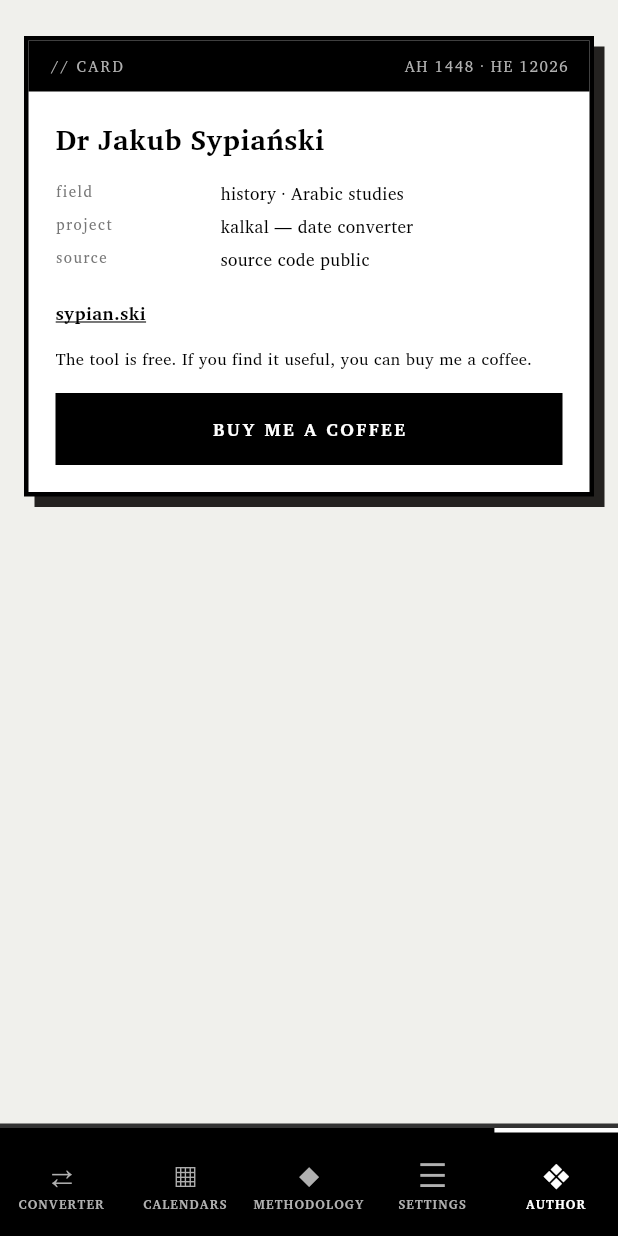
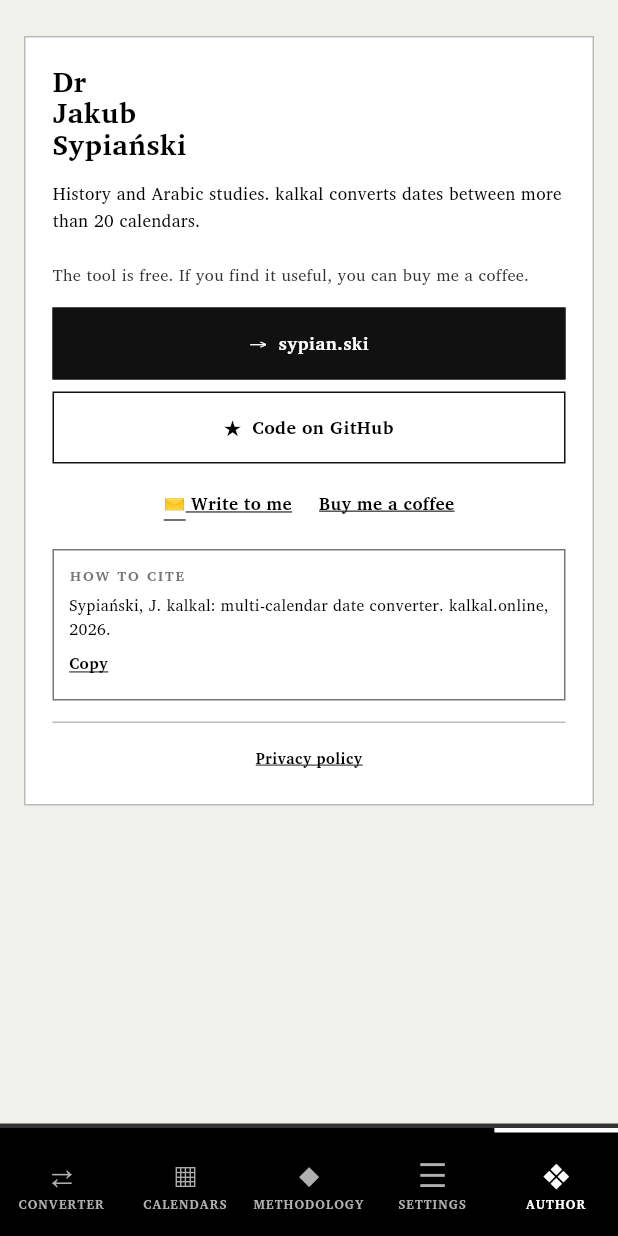
Before and after one commit to sypianski/kalkal, a Flutter app: the screen it shows after launch, item 5 of the bottom bar chosen, on a phone screen of 412 x 824 dp. Run offline on Flutter 3.47's test engine with Material 3 defaults, Android fonts, the phone set to English and light mode, and no system bars; our stand-ins replace shared_preferences; Roboto replaces fonts that are missing (NotoSansMono).

Commit message:
feat(web): Author page as quiet two-column card with GitHub button, cite box, privacy link (TASK-9)
Bio sentence replaces the data table, no band, links as one primary button
plus GitHub button and text links. Star count comes from stars.json written
by the deploy workflow, so visitors never contact GitHub. Missing email
translation fixed. Flutter AboutScreen mirrors the page (no star count).
Cache bumped to v49.

Co-Authored-By: Claude Sonnet 5.5 <noreply@anthropic.com>

```diff
--- a/flutter_app/lib/i18n/pages_i18n.dart
+++ b/flutter_app/lib/i18n/pages_i18n.dart
@@ -67,7 +67,9 @@ class PagesI18n {
       'methPageTitle': 'Methodology',
       'methPageSubtitle': 'How kalkal was built, how it calculates, and how it is verified',
       'backToConverter': 'Back to converter',
-      'formulaLabel': 'Formula',
+      'formulaLabel': 'Formula and code',
+      'tocTitle': 'Contents',
+      'settingsExample': 'Example: 1 {m} 8 AH, Julian date',
       'sourceLabel': 'Algorithm source',
       'methIntro': 'kalkal is a zero-dependency, client-side date converter built entirely with arithmetic algorithms. All conversions are deterministic, reproducible, and independently verifiable.',
     },
@@ -79,7 +81,9 @@ class PagesI18n {
       'methPageTitle': 'Metodologia',
       'methPageSubtitle': 'Jak zbudowano kalkal, jak oblicza i jak jest weryfikowany',
       'backToConverter': 'Powrót do konwertera',
-      'formulaLabel': 'Formuła',
+      'formulaLabel': 'Formuła i kod',
+      'tocTitle': 'Spis treści',
+      'settingsExample': 'Przykład: 1 {m} 8 AH, data juliańska',
       'sourceLabel': 'Źródło algorytmu',
       'methIntro': 'kalkal to konwerter dat działający w przeglądarce, bez zależności, oparty wyłącznie na algorytmach arytmetycznych. Wszystkie konwersje są deterministyczne, powtarzalne i niezależnie weryfikowalne.',
     },
@@ -91,7 +95,9 @@ class PagesI18n {
       'methPageTitle': 'Metodologio',
       'methPageSubtitle': 'Kiel kalkal estas konstruita, kiel ĝi kalkulas, kaj kiel ĝi estas validata',
       'backToConverter': 'Reen al konvertilo',
-      'formulaLabel': 'Formulo',
+      'formulaLabel': 'Formulo kaj kodo',
+      'tocTitle': 'Enhavo',
+      'settingsExample': 'Ekzemplo: 1-a de {m} 8 AH, julia dato',
       'sourceLabel': 'Algoritma fonto',
       'methIntro': 'kalkal estas sendependa, retumil-bazita datkonvertilo konstruita tute per aritmetikaj algoritmoj. Ĉiuj konvertoj estas determinismaj, ripeteblaj kaj sendepende kontroleblaj.',
     },
@@ -126,42 +132,45 @@ class PagesI18n {
   static const Map<String, Map<String, String>> about = {
     'en': {
       'title': 'kalkal — Author',
-      'bandCode': '// CARD',
       'namePrefix': 'Dr',
-      'fieldLabel': 'field',
-      'fieldValue': 'history · Arabic studies',
-      'projectLabel': 'project',
-      'projectValue': 'kalkal — date converter',
-      'licenseLabel': 'source',
-      'licenseValue': 'source code public',
+      'bio': 'History and Arabic studies. kalkal converts dates between more than 20 calendars.',
       'note': 'The tool is free. If you find it useful, you can buy me a coffee.',
       'kofi': 'Buy me a coffee',
+      'email': 'Write to me',
+      'github': 'Code on GitHub',
+      'citeTitle': 'How to cite',
+      'citeText': 'Sypiański, J. kalkal: multi-calendar date converter. kalkal.online, 2026.',
+      'citeCopy': 'Copy',
+      'citeCopied': 'Copied',
+      'privacy': 'Privacy policy',
     },
     'pl': {
       'title': 'kalkal — Autor',
-      'bandCode': '// KARTO',
       'namePrefix': 'dr',
-      'fieldLabel': 'dziedzina',
-      'fieldValue': 'historia · arabistyka',
-      'projectLabel': 'projekt',
-      'projectValue': 'kalkal — konwerter dat',
-      'licenseLabel': 'kod źródłowy',
-      'licenseValue': 'publicznie dostępny',
+      'bio': 'Historia i arabistyka. kalkal przelicza daty między ponad 20 kalendarzami.',
       'note': 'Narzędzie jest bezpłatne. Jeśli ci się przydaje, możesz postawić mi kawę.',
       'kofi': 'Postaw mi kawę',
+      'email': 'Napisz do mnie',
+      'github': 'Kod na GitHubie',
+      'citeTitle': 'Jak cytować',
+      'citeText': 'Sypiański, J. kalkal: konwerter dat między kalendarzami. kalkal.online, 2026.',
+      'citeCopy': 'Kopiuj',
+      'citeCopied': 'Skopiowano',
+      'privacy': 'Polityka prywatności',
     },
     'eo': {
       'title': 'kalkal — Aŭtoro',
-      'bandCode': '// KARTO',
       'namePrefix': 'd-ro',
-      'fieldLabel': 'fako',
-      'fieldValue': 'historio · arabistiko',
-      'projectLabel': 'projekto',
-      'projectValue': 'kalkal — datokonvertilo',
-      'licenseLabel': 'fontkodo',
-      'licenseValue': 'publike disponebla',
+      'bio': 'Historio kaj arabistiko. kalkal konvertas datojn inter pli ol 20 kalendaroj.',
       'note': 'La ilo estas senpaga. Se ĝi utilas al vi, vi povas regali min per kafo.',
       'kofi': 'Regalu min per kafo',
+      'email': 'Skribu al mi',
+      'github': 'Kodo en GitHub',
+      'citeTitle': 'Kiel citi',
+      'citeText': 'Sypiański, J. kalkal: datokonvertilo inter kalendaroj. kalkal.online, 2026.',
+      'citeCopy': 'Kopii',
+      'citeCopied': 'Kopiite',
+      'privacy': 'Privateca politiko',
     },
   };
 
--- a/flutter_app/lib/ui/pages_screens.dart
+++ b/flutter_app/lib/ui/pages_screens.dart
@@ -2,10 +2,9 @@
 
 import 'package:flutter/foundation.dart';
 import 'package:flutter/material.dart';
+import 'package:flutter/services.dart';
 import 'package:url_launcher/url_launcher.dart';
 
-import '../engine/cal.dart';
-import '../engine/registry.dart';
 import '../i18n/i18n.dart';
 import '../i18n/pages_i18n.dart';
 import 'tokens.dart';
@@ -399,22 +398,26 @@ class _MethSection extends StatelessWidget {
 }
 
 // ---------------------------------------------------------------------------
-// About page — colophon card.
+// About page — quiet author card (TASK-9, mirrors about.html).
+// The GitHub button has no star count here: the app works offline and the
+// privacy policy promises no network requests of its own.
 // ---------------------------------------------------------------------------
 
 class AboutScreen extends StatelessWidget {
   final String lang;
   const AboutScreen({super.key, required this.lang});
 
+  static const _kodeUrl = 'https://github.com/sypianski/kalkal';
+
+  void _open(String url) =>
+      launchUrl(Uri.parse(url), mode: LaunchMode.externalApplication);
+
   @override
   Widget build(BuildContext context) {
     String a(String k) => PagesI18n.aboutT(lang, k);
-    // #colophon-stamp — today's date in AH and HE, filled by about.html JS.
-    final now = DateTime.now();
-    final jd = Cal.civilToJD(now.year, now.month, now.day);
-    final ah = kWebCalendars['hijri']!.fromJD(jd);
-    final he = kWebCalendars['human']!.fromJD(jd);
-    final stamp = 'AH ${ah.year} · HE ${he.year}';
+    // App Store review rejects external donation links in native iOS builds;
+    // web and Android keep it.
+    final showKofi = kIsWeb || defaultTargetPlatform != TargetPlatform.iOS;
 
     return ListView(
       padding: const EdgeInsets.fromLTRB(16, 24, 16, 24),
@@ -423,79 +426,50 @@ class AboutScreen extends StatelessWidget {
           child: ConstrainedBox(
             constraints: const BoxConstraints(maxWidth: 460),
             child: Container(
-              decoration: slabDecoration(border: kBorderResult, shadow: 7),
+              decoration: BoxDecoration(
+                color: kSurface,
+                border: Border.all(color: kInk300, width: 1),
+              ),
+              padding: const EdgeInsets.all(18),
               child: Column(
                 crossAxisAlignment: CrossAxisAlignment.stretch,
                 children: [
-                  // Band.
-                  Container(
-                    color: kInk,
-                    padding: const EdgeInsets.symmetric(
-                        horizontal: 14, vertical: 10),
-                    child: Row(
-                      mainAxisAlignment: MainAxisAlignment.spaceBetween,
-                      children: [
-                        Text(a('bandCode'),
-                            style: mono(10,
-                                color: kNavText, letterSpacing: 1.5)),
-                        Text(stamp,
-                            style: mono(10,
-                                color: kNavText, letterSpacing: 1)),
-                      ],
-                    ),
+                  Text('${a('namePrefix')}\nJakub\nSypiański',
+                      style: mono(19, weight: FontWeight.w700, height: 1.1)),
+                  const SizedBox(height: 14),
+                  Text(a('bio'), style: mono(11.5, height: 1.55)),
+                  const SizedBox(height: 18),
+                  Text(a('note'),
+                      style: mono(11, color: kInk700, height: 1.55)),
+                  const SizedBox(height: 14),
+                  _button('→  sypian.ski', filled: true,
+                      onTap: () => _open('https://sypian.ski')),
+                  const SizedBox(height: 8),
+                  _button('★  ${a('github')}',
+                      onTap: () => _open(_kodeUrl)),
+                  const SizedBox(height: 12),
+                  Wrap(
+                    alignment: WrapAlignment.center,
+                    spacing: 18,
+                    runSpacing: 8,
+                    children: [
+                      _textLink('✉ ${a('email')}',
+                          () => _open('mailto:sypianski@outlook.com')),
+                      if (showKofi)
+                        _textLink(
+                            a('kofi'), () => _open('https://ko-fi.com/sypianski')),
+                    ],
                   ),
-                  Padding(
-                    padding: const EdgeInsets.all(18),
-                    child: Column(
-                      crossAxisAlignment: CrossAxisAlignment.start,
-                      children: [
-                        Text('${a('namePrefix')} Jakub Sypiański',
-                            style: mono(19, weight: FontWeight.w800)),
-                        const SizedBox(height: 14),
-                        _metaRow(a('fieldLabel'), a('fieldValue')),
-                        _metaRow(a('projectLabel'), a('projectValue')),
-                        _metaRow(a('licenseLabel'), a('licenseValue')),
-                        const SizedBox(height: 14),
-                        InkWell(
-                          onTap: () => launchUrl(
-                              Uri.parse('https://sypian.ski'),
-                              mode: LaunchMode.externalApplication),
-                          child: Text('sypian.ski',
-                              style: mono(12, weight: FontWeight.w700)
-                                  .copyWith(
-                                      decoration:
-                                          TextDecoration.underline)),
-                        ),
-                        const SizedBox(height: 14),
-                        Text(a('note'), style: mono(11, height: 1.5)),
-                        // App Store review rejects external donation links
-                        // in native iOS builds; web and Android keep it.
-                        if (kIsWeb ||
-                            defaultTargetPlatform != TargetPlatform.iOS) ...[
-                          const SizedBox(height: 14),
-                          Material(
-                            color: kInk,
-                            child: InkWell(
-                              onTap: () => launchUrl(
-                                  Uri.parse('https://ko-fi.com/sypianski'),
-                                  mode: LaunchMode.externalApplication),
-                              child: Container(
-                                constraints:
-                                    const BoxConstraints(minHeight: 48),
-                                alignment: Alignment.center,
-                                child: Text(
-                                  a('kofi').toUpperCase(),
-                                  style: mono(12,
-                                      weight: FontWeight.w800,
-                                      color: kWhite,
-                                      letterSpacing: 1.6),
-                                ),
-                              ),
-                            ),
-                          ),
-                        ],
-                      ],
-                    ),
+                  const SizedBox(height: 16),
+                  _cite(context, a('citeTitle'), a('citeText'),
+                      a('citeCopy'), a('citeCopied')),
+                  const SizedBox(height: 14),
+                  const Divider(height: 1, color: kInk300),
+                  const SizedBox(height: 10),
+                  Center(
+                    child: _textLink(a('privacy'),
+                        () => _open('https://kalkal.online/privacy.html'),
+                        size: 10),
                   ),
                 ],
               ),
@@ -506,18 +480,72 @@ class AboutScreen extends StatelessWidget {
     );
   }
 
-  Widget _metaRow(String label, String value) {
-    return Padding(
-      padding: const EdgeInsets.only(bottom: 6),
-      child: Row(
+  Widget _button(String label,
+      {bool filled = false, required VoidCallback onTap}) {
+    return Material(
+      color: filled ? kInk800 : Colors.transparent,
+      shape: const Border.fromBorderSide(
+          BorderSide(color: kInk800, width: 1)),
+      child: InkWell(
+        onTap: onTap,
+        child: Container(
+          constraints: const BoxConstraints(minHeight: 48),
+          alignment: Alignment.center,
+          child: Text(label,
+              style: mono(12,
+                  weight: FontWeight.w700,
+                  color: filled ? kWhite : kInk)),
+        ),
+      ),
+    );
+  }
+
+  Widget _textLink(String label, VoidCallback onTap, {double size = 11.5}) {
+    return InkWell(
+      onTap: onTap,
+      child: Padding(
+        padding: const EdgeInsets.symmetric(vertical: 6),
+        child: Text(label,
+            style: mono(size, weight: FontWeight.w600).copyWith(
+                decoration: TextDecoration.underline)),
+      ),
+    );
+  }
+
+  Widget _cite(BuildContext context, String title, String text, String copy,
+      String copied) {
+    return Container(
+      padding: const EdgeInsets.all(10),
+      decoration: BoxDecoration(
+        border: Border.all(color: kInk500, width: 1),
+      ),
+      child: Column(
         crossAxisAlignment: CrossAxisAlignment.start,
         children: [
-          SizedBox(
-            width: 110,
-            child: Text(label,
-                style: mono(10, color: kInk500, letterSpacing: 1)),
+          Text(title.toUpperCase(),
+              style: mono(9.5, weight: FontWeight.w700, color: kInk500,
+                  letterSpacing: 1.3)),
+          const SizedBox(height: 4),
+          Text(text, style: mono(10.5, height: 1.5)),
+          const SizedBox(height: 2),
+          InkWell(
+            onTap: () async {
+              await Clipboard.setData(ClipboardData(text: text));
+              if (context.mounted) {
+                ScaffoldMessenger.of(context)
+                  ..hideCurrentSnackBar()
+                  ..showSnackBar(SnackBar(
+                      content: Text(copied, style: mono(11, color: kWhite)),
+                      duration: const Duration(seconds: 1)));
+              }
+            },
+            child: Padding(
+              padding: const EdgeInsets.symmetric(vertical: 6),
+              child: Text(copy,
+                  style: mono(10.5, weight: FontWeight.w600).copyWith(
+                      decoration: TextDecoration.underline)),
+            ),
           ),
-          Expanded(child: Text(value, style: mono(11.5))),
         ],
       ),
     );
```
Also changed, not shown: 15 other files.
